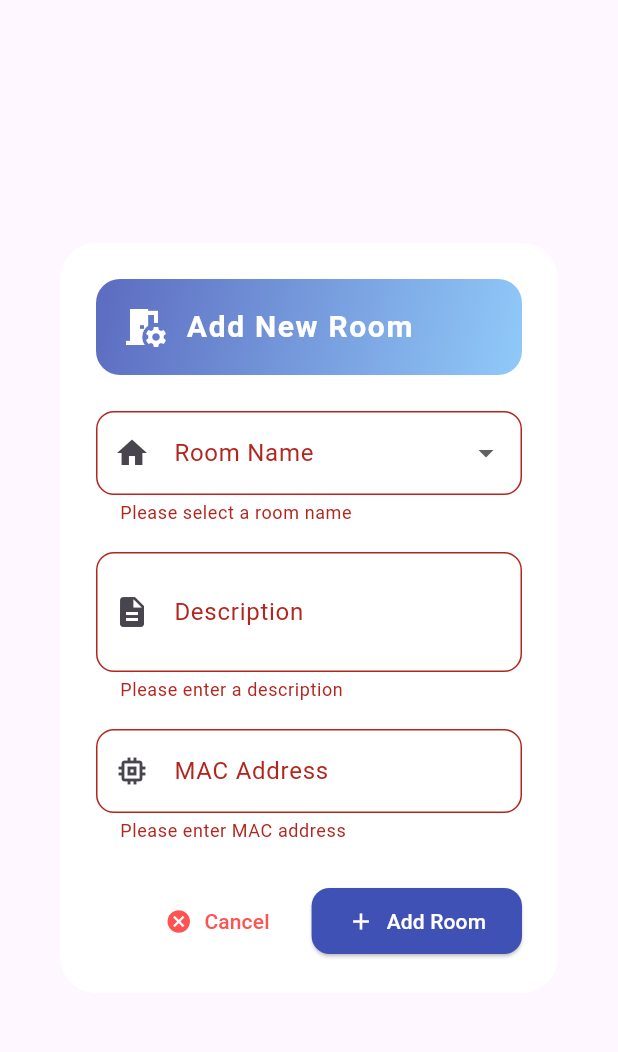
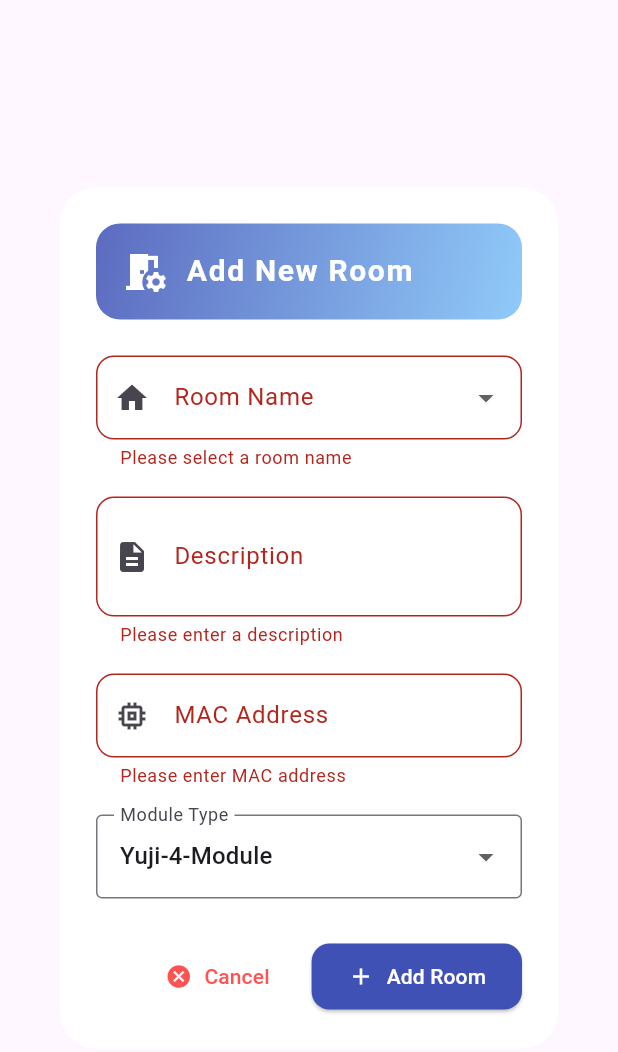
Before and after one commit to dev-yeti/yuji_ui, a Flutter app: the AddRoomDialog widget shown alone on an empty page, opened directly with empty values, after a tap on "Add Room", on a phone screen of 412 x 824 dp. Shown: the top 1052 px of the screen. Run offline on Flutter 3.47's test engine with Material 3 defaults, Android fonts, the phone set to English and light mode, and no system bars; our stand-ins replace shared_preferences; accounts and stored records are empty; network calls fail.

Commit message:
Added new changes

```diff
--- a/lib/models/room.dart
+++ b/lib/models/room.dart
@@ -7,6 +7,7 @@ class Room {
   final int deviceCount;
   final String device_addr;
   final int user_id;
+  final String channel_type;
   final List<Switch>? switches;
 
   Room({
@@ -17,6 +18,7 @@ class Room {
     required this.device_addr,
     required this.user_id,
     required this.switches,
+    required this.channel_type,
   });
 
   factory Room.fromJson(Map<String, dynamic> json) {
@@ -27,6 +29,7 @@ class Room {
       deviceCount: json['deviceCount'],
       device_addr: json['device_addr'],
       user_id: json['user_id'],
+      channel_type: json['channel_type'], // Default value if not present
       switches: (json['switches'] as List?)
           ?.map((item) => Switch.fromJson(item))
           .toList(),
@@ -41,6 +44,7 @@ class Room {
       'deviceCount': deviceCount,
       'device_addr': device_addr,
       'user_id': user_id,
+      'channel_type': channel_type,
       'switches': switches?.map((item) => item.toJson()).toList(),
     };
   }
--- a/lib/views/add_room_dialog.dart
+++ b/lib/views/add_room_dialog.dart
@@ -1,4 +1,5 @@
 import 'package:flutter/material.dart';
+import '../services/api_service.dart';
 
 class AddRoomDialog extends StatefulWidget {
   final String initialRoomName;
@@ -21,6 +22,7 @@ class _AddRoomDialogState extends State<AddRoomDialog> {
   String? _selectedRoomName;
   late TextEditingController _descController;
   late TextEditingController _macController;
+  String? _selectedModule = 'Yuji-4-Module'; // default selection
 
   final List<String> roomNames = [
     'Living Room',
@@ -30,6 +32,9 @@ class _AddRoomDialogState extends State<AddRoomDialog> {
     'Office',
     'Garage',
   ];
+
+  final ApiService _apiService = ApiService();
+  bool _isSubmitting = false;
 
   @override
   void initState() {
@@ -131,6 +136,25 @@ class _AddRoomDialogState extends State<AddRoomDialog> {
                   validator: (val) =>
                       val == null || val.isEmpty ? 'Please enter MAC address' : null,
                 ),
+                const SizedBox(height: 18),
+                DropdownButtonFormField<String>(
+                  value: _selectedModule,
+                  decoration: const InputDecoration(
+                    labelText: 'Module Type',
+                    border: OutlineInputBorder(),
+                  ),
+                  items: const [
+                    DropdownMenuItem(value: 'Yuji-1-Module', child: Text('Yuji-1-Module')),
+                    DropdownMenuItem(value: 'Yuji-4-Module', child: Text('Yuji-4-Module')),
+                    DropdownMenuItem(value: 'Yuji-6-Module', child: Text('Yuji-6-Module')),
+                    DropdownMenuItem(value: 'Yuji-8-Module', child: Text('Yuji-8-Module')),
+                  ],
+                  onChanged: (value) {
+                    setState(() {
+                      _selectedModule = value;
+                    });
+                  },
+                ),
                 const SizedBox(height: 28),
                 Row(
                   mainAxisAlignment: MainAxisAlignment.end,
@@ -153,12 +177,49 @@ class _AddRoomDialogState extends State<AddRoomDialog> {
                         shape: RoundedRectangleBorder(borderRadius: BorderRadius.circular(12)),
                         padding: const EdgeInsets.symmetric(horizontal: 24, vertical: 12),
                       ),
-                      onPressed: () {
-                        if (_formKey.currentState?.validate() ?? false) {
-                          // Save or update logic here
-                          Navigator.pop(context);
-                        }
-                      },
+                      onPressed: _isSubmitting
+                          ? null
+                          : () async {
+                              if (_formKey.currentState?.validate() ?? false) {
+                                setState(() {
+                                  _isSubmitting = true;
+                                });
+                                try {
+                                  if (widget.initialRoomName.isEmpty) {
+                                    // Add new room
+                                    await _apiService.addRoom(
+                                      name: _selectedRoomName!,
+                                      description: _descController.text,
+                                      macAddress: _macController.text,
+                                      moduleType: _selectedModule!,
+                                    );
+                                    ScaffoldMessenger.of(context).showSnackBar(
+                                      const SnackBar(content: Text('Room added successfully')),
+                                    );
+                                  } else {
+                                    // Update existing room
+                                    await _apiService.updateRoom(
+                                      name: _selectedRoomName!,
+                                      description: _descController.text,
+                                      macAddress: _macController.text,
+                                      moduleType: _selectedModule!,
+                                    );
+                                    ScaffoldMessenger.of(context).showSnackBar(
+                                      const SnackBar(content: Text('Room updated successfully')),
+                                    );
+                                  }
+                                  Navigator.pop(context, true);
+                                } catch (e) {
+                                  ScaffoldMessenger.of(context).showSnackBar(
+                                    SnackBar(content: Text('Error: $e')),
+                                  );
+                                } finally {
+                                  setState(() {
+                                    _isSubmitting = false;
+                                  });
+                                }
+                              }
+                            },
                     ),
                   ],
                 ),
```
Also changed, not shown: lib/services/api_service.dart (+55 -0 lines), lib/views/device_config_tab.dart (+26 -17 lines).
